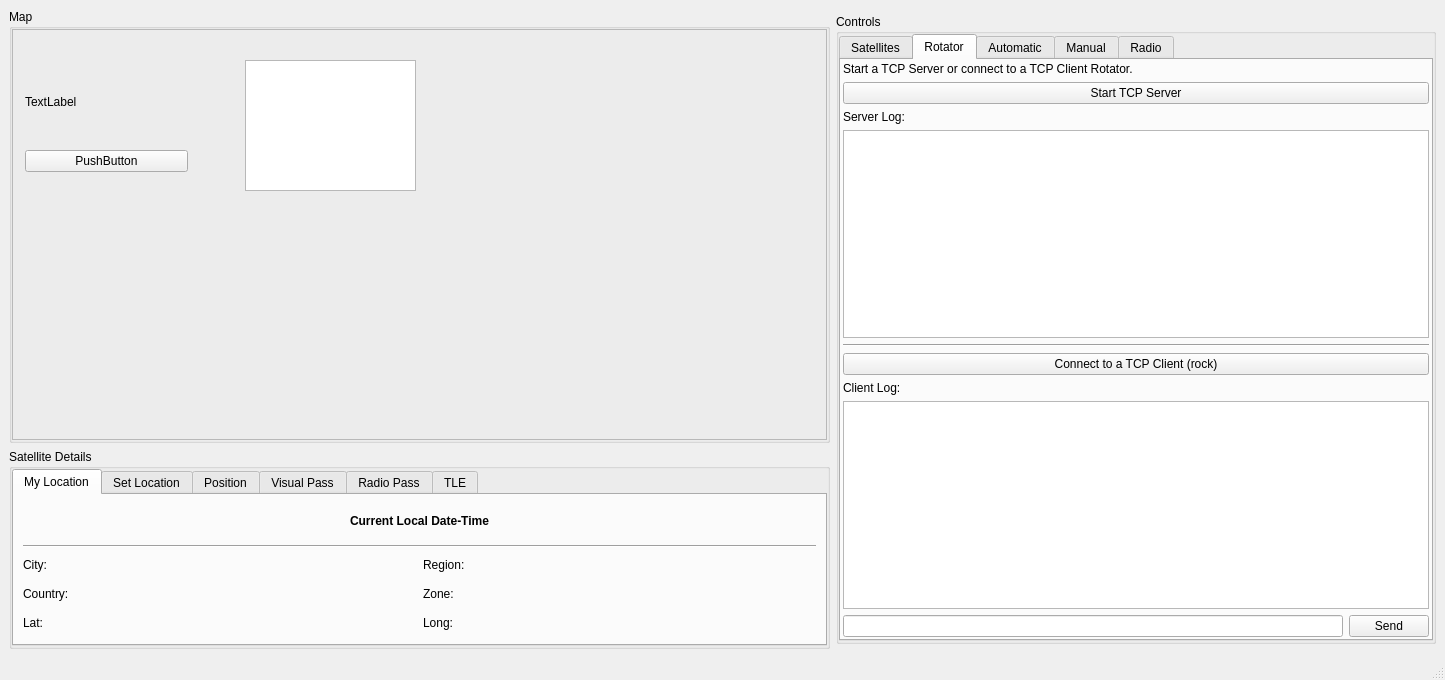
Above: Software/SatRot-GUI/GUI-Main/forms/mainwindow.ui from Ahmad138/SatRot before the change. Below: the same form after it.
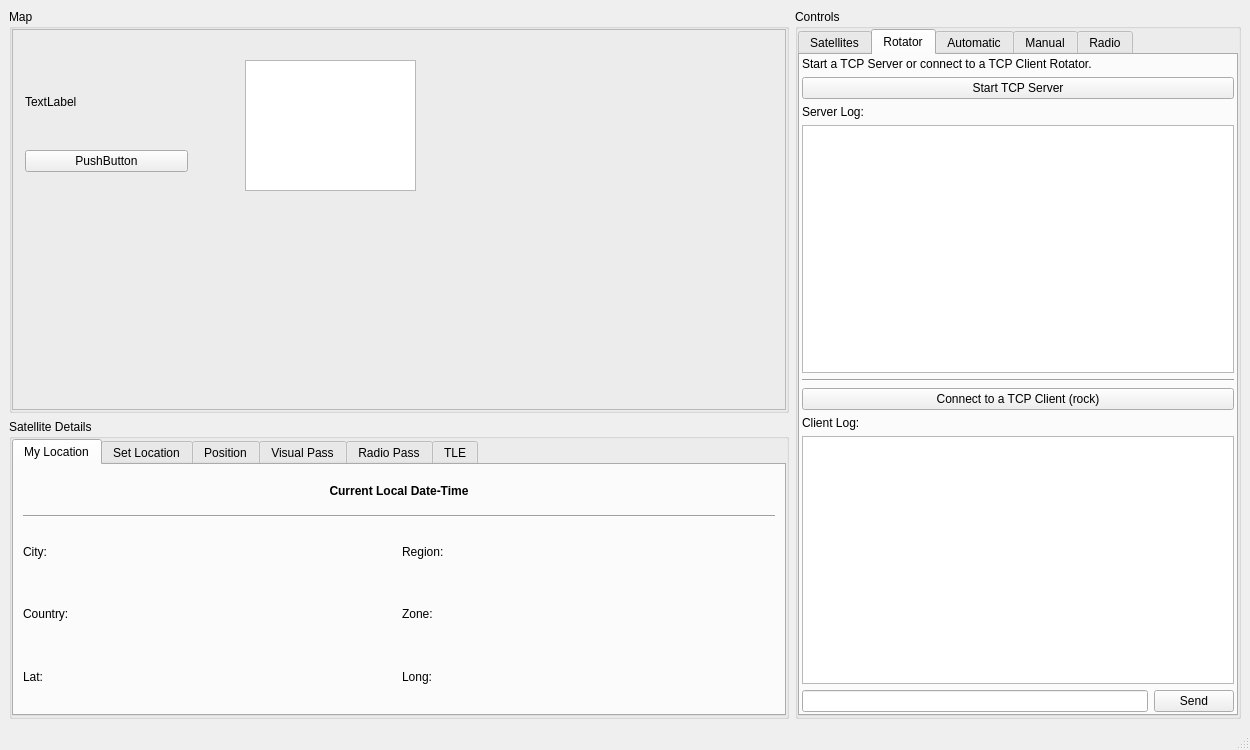
That is the form after the change. The open tabs and pages were chosen to show the change. Icons and pictures are not drawn.

Commit message: modified the gui to adjust to different screen sizes

```diff
--- a/Software/SatRot-GUI/GUI-Main/forms/mainwindow.ui
+++ b/Software/SatRot-GUI/GUI-Main/forms/mainwindow.ui
@@ -6,8 +6,8 @@
    <rect>
     <x>0</x>
     <y>0</y>
-    <width>1445</width>
-    <height>680</height>
+    <width>1250</width>
+    <height>750</height>
    </rect>
   </property>
   <property name="minimumSize">
@@ -33,8 +33,8 @@
          <widget class="QGroupBox" name="groupBox">
           <property name="minimumSize">
            <size>
-            <width>0</width>
-            <height>430</height>
+            <width>640</width>
+            <height>330</height>
            </size>
           </property>
           <property name="maximumSize">
@@ -168,12 +168,18 @@
         </item>
         <item>
          <widget class="QGroupBox" name="groupBox_3">
-          <property name="maximumSize">
+          <property name="minimumSize">
            <size>
-            <width>16777215</width>
+            <width>0</width>
             <height>200</height>
            </size>
           </property>
+          <property name="maximumSize">
+           <size>
+            <width>16777215</width>
+            <height>300</height>
+           </size>
+          </property>
           <property name="title">
            <string>Satellite Details</string>
           </property>
@@ -577,8 +583,8 @@
         </property>
         <property name="maximumSize">
          <size>
-          <width>600</width>
-          <height>630</height>
+          <width>640</width>
+          <height>16777215</height>
          </size>
         </property>
         <property name="title">
```
Left out of the diff: 6 changed lines with no effect on the pictures. The commit also changes 6 other files.
